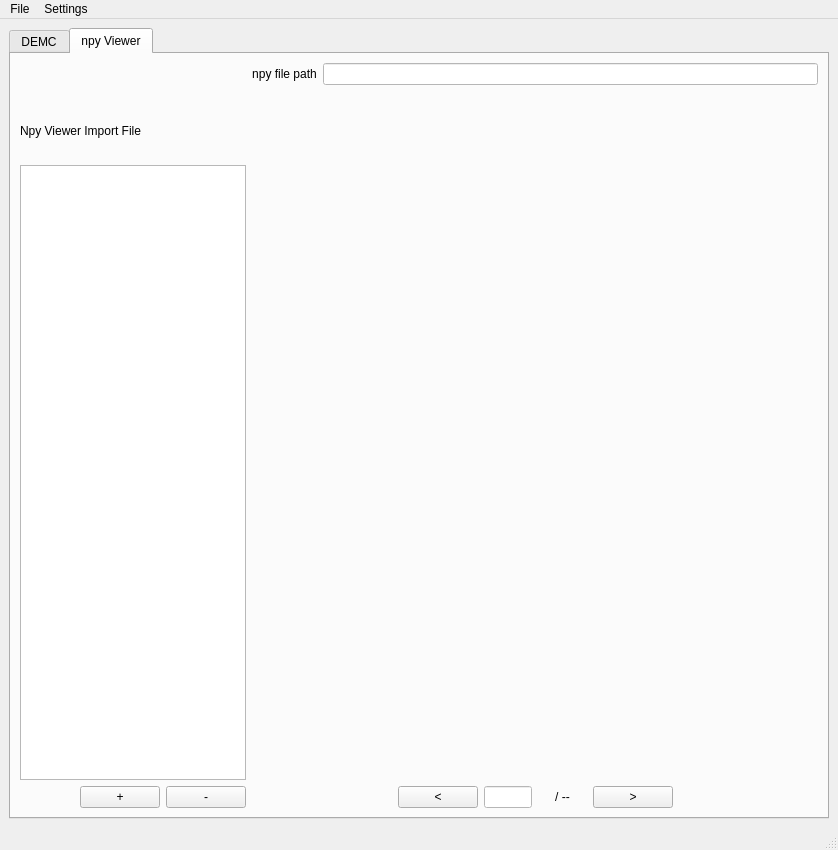
Above: util/ui/EC_dicom2avi.ui from chi-chun-1999/EC_dicom2avi before the change. Below: the same form after it.
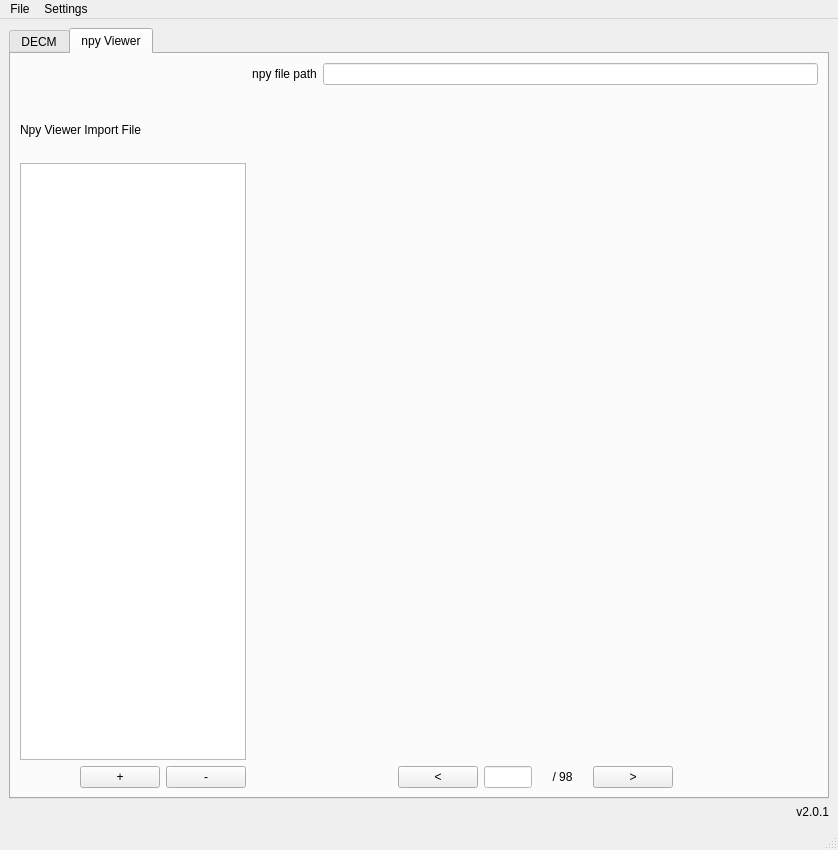
That is the form after the change. The open tabs and pages were chosen to show the change.

Commit message: add the version label below the program

Diff of the .ui file:
```diff
--- a/util/ui/EC_dicom2avi.ui
+++ b/util/ui/EC_dicom2avi.ui
@@ -21,7 +21,7 @@
 }</string>
   </property>
   <widget class="QWidget" name="centralwidget">
-   <layout class="QHBoxLayout" name="horizontalLayout_8" stretch="0">
+   <layout class="QVBoxLayout" name="verticalLayout_2" stretch="0,0">
     <item>
      <widget class="QTabWidget" name="tabWidget">
       <property name="currentIndex">
@@ -29,7 +29,7 @@
       </property>
       <widget class="QWidget" name="tab">
        <attribute name="title">
-        <string>DEMC</string>
+        <string>DECM</string>
        </attribute>
        <layout class="QHBoxLayout" name="horizontalLayout_9" stretch="2,5">
         <item>
@@ -488,7 +488,7 @@
             <item>
              <widget class="QLabel" name="label_all_npy">
               <property name="text">
-               <string>/ --</string>
+               <string>/ 98</string>
               </property>
               <property name="alignment">
                <set>Qt::AlignCenter</set>
@@ -523,6 +523,16 @@
       </widget>
      </widget>
     </item>
+    <item>
+     <widget class="QLabel" name="label_7">
+      <property name="text">
+       <string>v2.0.1</string>
+      </property>
+      <property name="alignment">
+       <set>Qt::AlignRight|Qt::AlignTrailing|Qt::AlignVCenter</set>
+      </property>
+     </widget>
+    </item>
    </layout>
   </widget>
   <widget class="QStatusBar" name="statusbar"/>
```
The commit also changes 1 other file.
